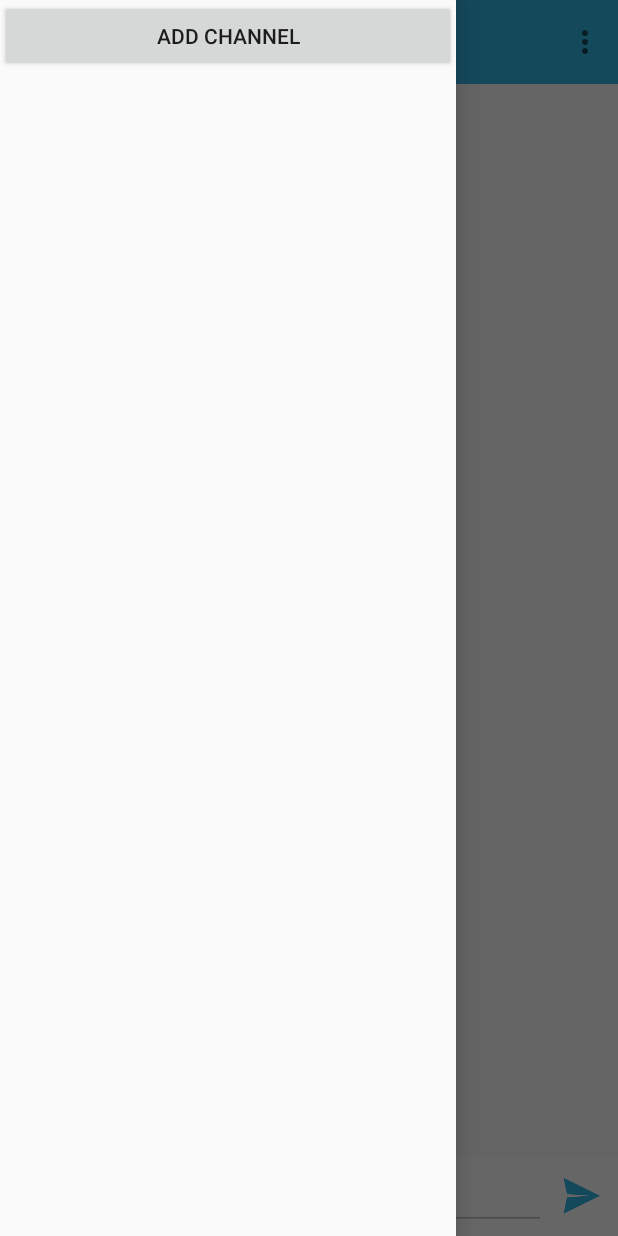
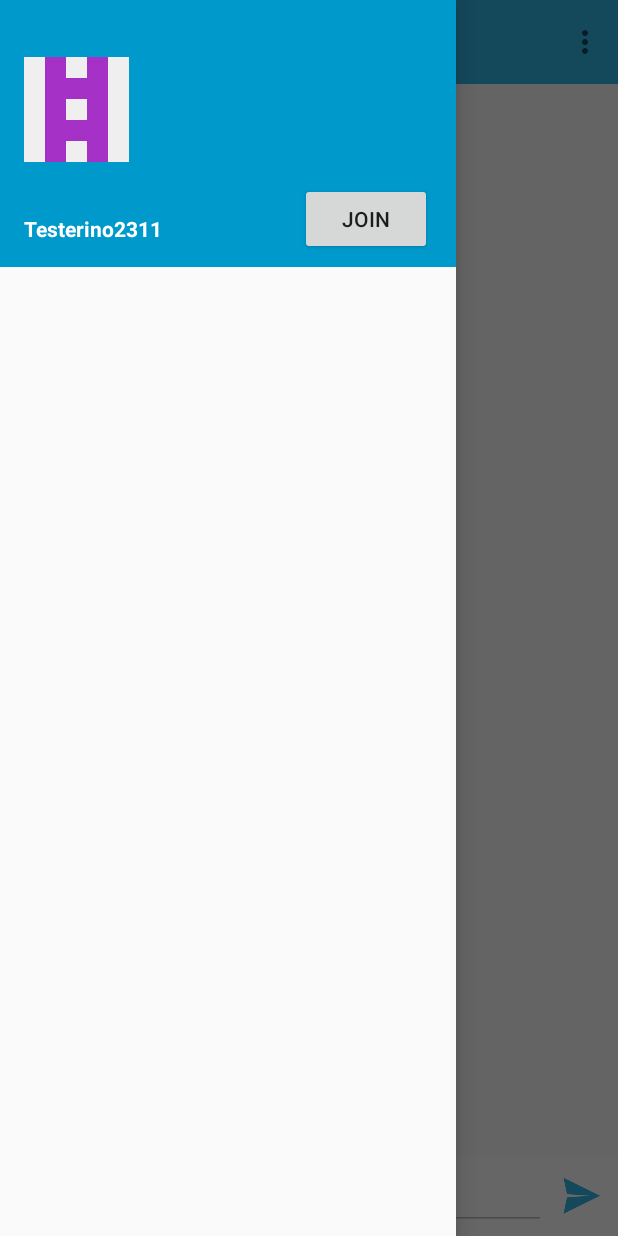
Before and after one commit to NavjotPanesar/IRCu, an Android app: the screen it shows after launch (ChatActivity), with the side drawer open, on a phone screen of 412 x 824 dp. Run offline under Robolectric (Android 15) with nearby library versions, the phone set to English and light mode, and no system bars; 5 statements that could not run were skipped.

Commit message:
Added cool header thing need to still wire up username and password flows for server

```diff
--- a/app/src/main/java/ircu/navjotpanesar/com/ircu/fragments/ChannelListFragment.java
+++ b/app/src/main/java/ircu/navjotpanesar/com/ircu/fragments/ChannelListFragment.java
@@ -6,9 +6,11 @@ import android.content.ContentValues;
 import android.content.CursorLoader;
 import android.content.Intent;
 import android.content.Loader;
+import android.content.SharedPreferences;
 import android.database.Cursor;
 import android.os.Bundle;
 import android.app.Fragment;
+import android.preference.PreferenceManager;
 import android.support.v7.widget.DefaultItemAnimator;
 import android.support.v7.widget.LinearLayoutManager;
 import android.support.v7.widget.RecyclerView;
@@ -16,7 +18,11 @@ import android.view.LayoutInflater;
 import android.view.View;
 import android.view.ViewGroup;
 import android.widget.Button;
+import android.widget.ImageView;
+import android.widget.TextView;
 
+
+import org.w3c.dom.Text;
 
 import java.util.ArrayList;
 import java.util.List;
@@ -29,6 +35,7 @@ import ircu.navjotpanesar.com.ircu.contentproviders.ChannelsContentProvider;
 import ircu.navjotpanesar.com.ircu.database.ChannelsTable;
 import ircu.navjotpanesar.com.ircu.models.ChannelListItem;
 import ircu.navjotpanesar.com.ircu.pircbot.ChannelItem;
+import ircu.navjotpanesar.com.ircu.utils.IdenticonFactory;
 
 /**
  * A simple {@link Fragment} subclass.
@@ -75,6 +82,15 @@ public class ChannelListFragment extends Fragment {
                 AddChannelDialogFragment.newInstance(onAddNewChannelDialogSuccessListener).show(getFragmentManager(), "add_new_channel");
             }
         });
+
+
+        ImageView imageView = (ImageView) rootView.findViewById(R.id.navigation_header_imageview);
+        TextView usernameView = (TextView) rootView.findViewById(R.id.navigation_header_username);
+
+        String username = "Testerino2311";
+        IdenticonFactory identiconFactory = new IdenticonFactory(getActivity(), 70, 70);
+        usernameView.setText(username);
+        imageView.setImageBitmap(identiconFactory.getBitmap(username));
 
         return rootView;
     }
@@ -163,15 +179,6 @@ public class ChannelListFragment extends Fragment {
         super.onDestroy();
     }
 
-
-
-    // TODO: Rename method, update argument and hook method into UI event
-    public void switchChannel(ChannelItem channel) {
-        if (mListener != null) {
-            mListener.channelSwitch(channel);
-        }
-    }
-
     @Override
     public void onAttach(Activity activity) {
         super.onAttach(activity);
--- a/app/src/main/java/ircu/navjotpanesar/com/ircu/pircbot/ServerManager.java
+++ b/app/src/main/java/ircu/navjotpanesar/com/ircu/pircbot/ServerManager.java
@@ -17,14 +17,15 @@ import ircu.navjotpanesar.com.ircu.utils.ChatLogger;
 
 public class ServerManager {
     ChatServiceCallback chatServiceCallback;
-    private String name = "Testeroni232";
+    private String name = "";
     private String password = "";
 
     //Maps server URL to the associated server object
     private HashMap<String, Server> serverMap = new HashMap<String,Server>();
 
-    public ServerManager(ChatServiceCallback chatServiceCallback) {
+    public ServerManager(ChatServiceCallback chatServiceCallback, String username) {
         this.chatServiceCallback = chatServiceCallback;
+        this.name = username;
     }
 
     public void sendMessage(ChannelItem channelItem, String message){
--- a/app/src/main/java/ircu/navjotpanesar/com/ircu/services/ChatService.java
+++ b/app/src/main/java/ircu/navjotpanesar/com/ircu/services/ChatService.java
@@ -2,9 +2,11 @@ package ircu.navjotpanesar.com.ircu.services;
 
 import android.app.Service;
 import android.content.Intent;
+import android.content.SharedPreferences;
 import android.os.AsyncTask;
 import android.os.Binder;
 import android.os.IBinder;
+import android.preference.PreferenceManager;
 
 
 import java.util.ArrayList;
@@ -37,7 +39,7 @@ public class ChatService extends Service {
     }
 
     public ChatService() {
-        serverManager = new ServerManager(serverManagerCallback);
+        serverManager = new ServerManager(serverManagerCallback, "Testerino2311");
     }
 
     @Override
--- a/app/src/main/res/layout/fragment_channel_list.xml
+++ b/app/src/main/res/layout/fragment_channel_list.xml
@@ -5,11 +5,8 @@
     android:orientation="vertical"
     tools:context="ircu.navjotpanesar.com.ircu.fragments.ChannelListFragment">
 
-    <Button
-        android:id="@+id/fragment_channel_add_new_button"
-        android:layout_width="match_parent"
-        android:layout_height="wrap_content"
-        android:text="@string/add_new_channel"/>
+    <include
+        layout="@layout/navigation_header"/>
 
     <android.support.v7.widget.RecyclerView
         android:layout_width="match_parent"
--- a/app/src/main/res/layout/navigation_header.xml
+++ b/app/src/main/res/layout/navigation_header.xml
@@ -1,16 +1,46 @@
-<LinearLayout xmlns:android="http://schemas.android.com/apk/res/android"
+<?xml version="1.0" encoding="utf-8"?>
+<RelativeLayout xmlns:android="http://schemas.android.com/apk/res/android"
     android:layout_width="match_parent"
-    android:layout_height="192dp"
+    android:layout_height="178dp"
     android:background="?attr/colorPrimaryDark"
-    android:padding="16dp"
-    android:theme="@style/ThemeOverlay.AppCompat.Dark"
     android:orientation="vertical"
-    android:gravity="bottom">
+    android:weightSum="1">
 
-    <TextView
+    <LinearLayout
         android:layout_width="match_parent"
-        android:layout_height="wrap_content"
-        android:text="Username"
-        android:textAppearance="@style/TextAppearance.AppCompat.Body1"/>
+        android:layout_height="56dp"
+        android:orientation="horizontal"
+        android:layout_alignParentBottom="true"
+        android:layout_alignParentLeft="true"
+        android:paddingStart="16dp"
+        android:paddingEnd="16dp"
+        android:layout_alignParentStart="true">
 
-</LinearLayout>
+        <TextView
+            android:layout_width="0dip"
+            android:layout_height="wrap_content"
+            android:layout_weight="1"
+            android:text="Username"
+            android:textSize="14sp"
+            android:textStyle="bold"
+            android:paddingBottom="16dp"
+            android:layout_gravity="bottom"
+            android:textColor="@android:color/white"
+            android:id="@+id/navigation_header_username"
+            android:textAppearance="@style/TextAppearance.AppCompat.Body1"/>
+
+        <Button
+            android:id="@+id/fragment_channel_add_new_button"
+            android:layout_width="wrap_content"
+            android:layout_height="wrap_content"
+            android:text="@string/add_new_channel"/>
+    </LinearLayout>
+
+    <ImageView
+        android:layout_width="70dp"
+        android:layout_height="70dp"
+        android:layout_marginStart="16dp"
+        android:layout_marginTop="38dp"
+        android:id="@+id/navigation_header_imageview"
+        />
+</RelativeLayout>
--- a/app/src/main/res/values/strings.xml
+++ b/app/src/main/res/values/strings.xml
@@ -7,7 +7,7 @@
     <string name="navigation_drawer_open"></string>
     <string name="navigation_drawer_close"></string>
     <string name="hello_blank_fragment">Hello blank fragment</string>
-    <string name="add_new_channel">Add Channel</string>
+    <string name="add_new_channel">Join</string>
     <string name="channel_placeholder">#channel</string>
     <string name="add">Add</string>
     <string name="done">Done</string>
```
